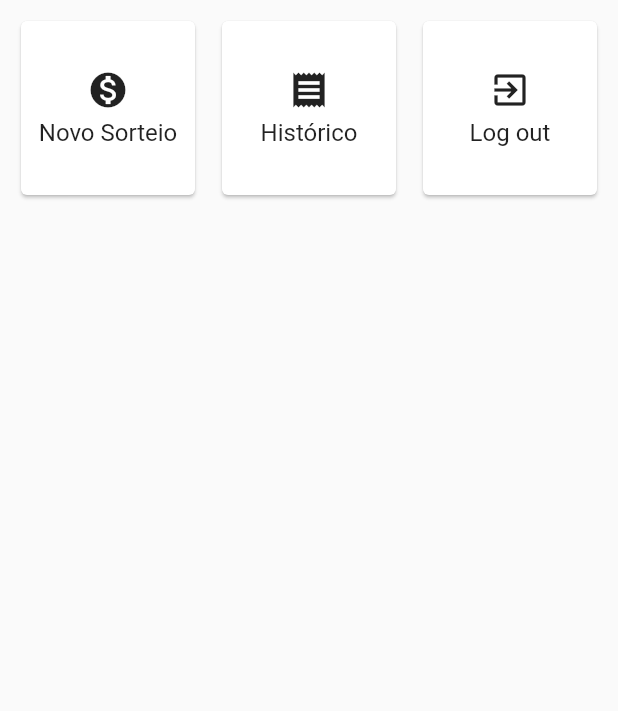
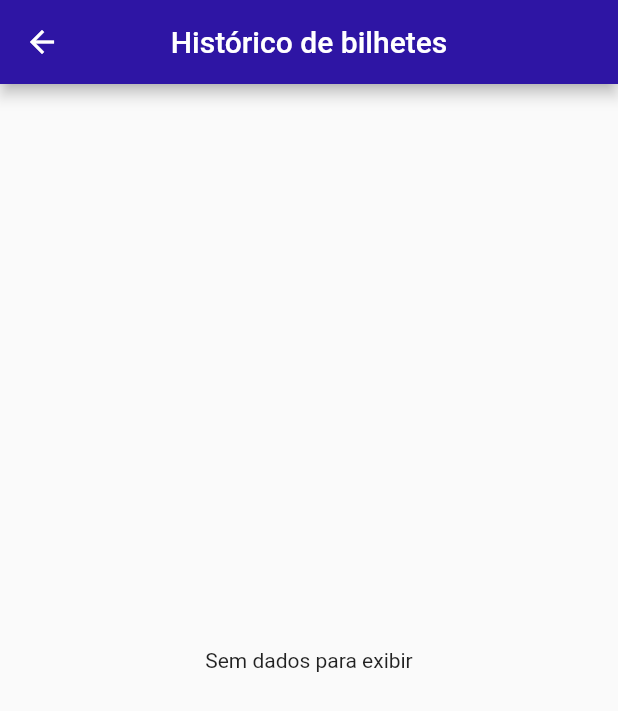
Before and after one commit to Juniorlpes/Troco_premiado, a Flutter app: the HomeBody widget shown alone on an empty page, opened directly, after a tap on "Histórico", on a phone screen of 412 x 824 dp. Shown: the top 711 px of the screen. Run offline on Flutter 3.47's test engine with Material 2 defaults, Android fonts, the phone set to English and light mode, and no system bars; our stand-ins replace cloud_firestore, firebase_auth, firebase_core, flutter_masked_text, flutter_mobx, flutter_modular and 8 more; accounts and stored records are empty; generated files the repository leaves out were written again.

Commit message:
history page

```diff
--- a/lib/app/modules/home/components/home_body.dart
+++ b/lib/app/modules/home/components/home_body.dart
@@ -40,7 +40,7 @@ class HomeBody extends StatelessWidget {
             ),
             Card(
               child: InkWell(
-                onTap: () {},
+                onTap: () => Modular.to.pushNamed('/home/history'),
                 child: Column(
                   mainAxisAlignment: MainAxisAlignment.center,
                   crossAxisAlignment: CrossAxisAlignment.center,
--- a/lib/app/modules/home/home_module.dart
+++ b/lib/app/modules/home/home_module.dart
@@ -1,3 +1,4 @@
+import 'package:troco_premiado/app/modules/home/pages/history_page.dart';
 import 'package:troco_premiado/app/modules/home/pages/raffle_page.dart';
 
 import 'home_controller.dart';
@@ -16,6 +17,7 @@ class HomeModule extends ChildModule {
         ModularRouter(Modular.initialRoute,
             child: (_, args) => HomePage(args.data)),
         ModularRouter('/addTicket', child: (_, args) => CreateRafflePage()),
+        ModularRouter('/history', child: (_, args) => HistoryPage()),
       ];
 
   static Inject get to => Inject<HomeModule>.of();
--- /dev/null
+++ b/lib/app/modules/home/pages/history_page.dart
@@ -0,0 +1,50 @@
+import 'package:flutter/material.dart';
+import 'package:troco_premiado/app/modules/home/widgets/history_card.dart';
+import 'package:troco_premiado/shared/cache/cache_box_enum.dart';
+import 'package:troco_premiado/shared/cache/cache_controller.dart';
+import 'package:troco_premiado/shared/models/ticket_raffle.dart';
+
+class HistoryPage extends StatelessWidget {
+  final cacheRaffles =
+      CacheController<TicketRaffle>(cacheBoxEnum: CacheBox.Raffle);
+
+  @override
+  Widget build(BuildContext context) {
+    return Scaffold(
+      appBar: AppBar(
+        title: Text('Histórico de bilhetes'),
+        centerTitle: true,
+      ),
+      body: FutureBuilder<List<TicketRaffle>>(
+        future: getHistoryList(),
+        builder: (_, snap) {
+          switch (snap.connectionState) {
+            case ConnectionState.none:
+            case ConnectionState.waiting:
+              return Center(child: CircularProgressIndicator());
+            default:
+              if (snap.hasError) {
+                return Center(child: Text('Erro ao Carregar'));
+              } else {
+                if (snap.data.isEmpty) {
+                  return Center(child: Text('Sem dados para exibir'));
+                } else {
+                  return ListView.separated(
+                    padding: const EdgeInsets.symmetric(horizontal: 12),
+                    separatorBuilder: (_, __) => const SizedBox(height: 5),
+                    itemCount: snap.data.length,
+                    itemBuilder: (_, idx) => HistoryCard(snap.data[idx]),
+                  );
+                }
+              }
+          }
+        },
+      ),
+    );
+  }
+
+  Future<List<TicketRaffle>> getHistoryList() async {
+    var list = await cacheRaffles.values;
+    return list.toList();
+  }
+}
```
Also changed, not shown: lib/app/modules/home/widgets/history_card.dart (added, +54 -0 lines).
